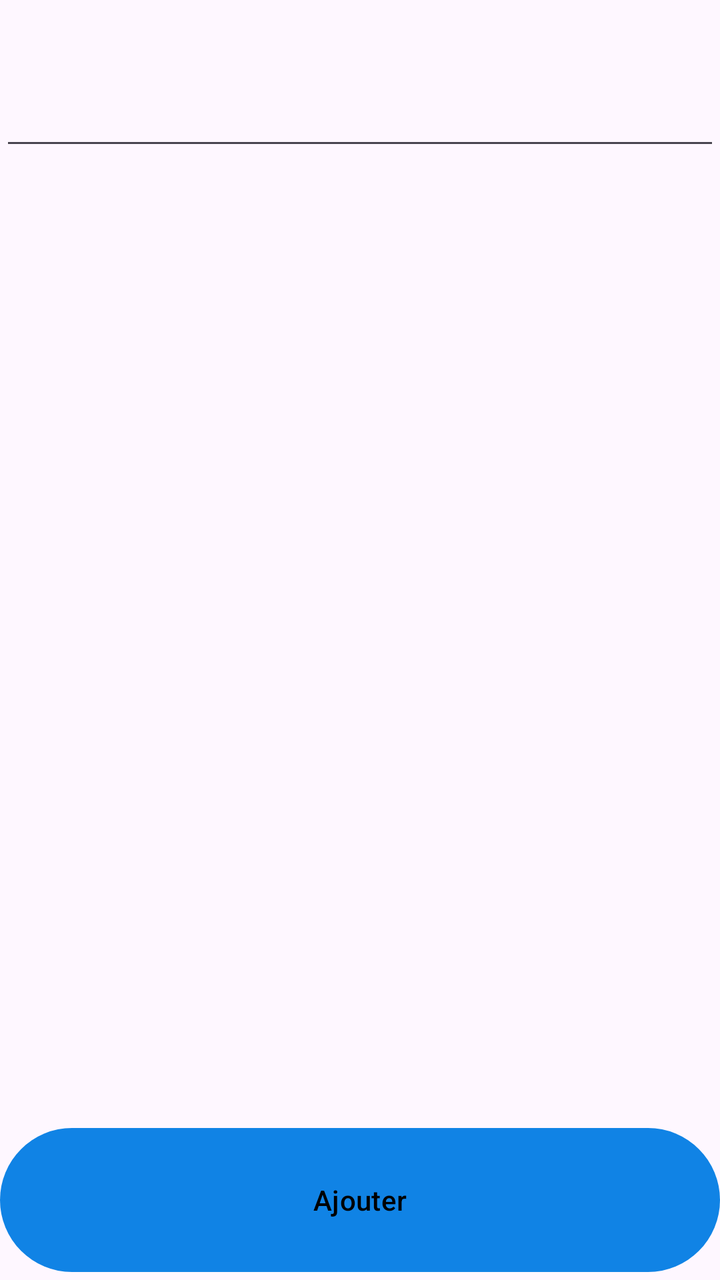
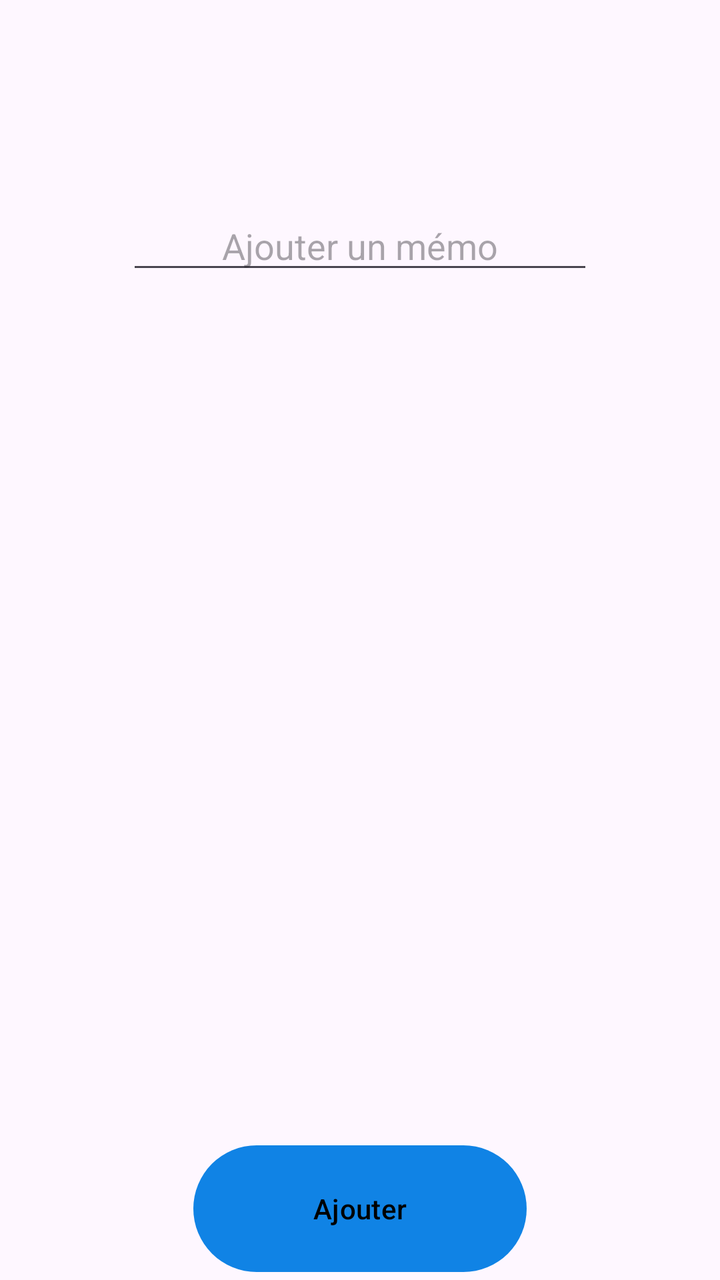

Compare the two renders of this Android layout. The source of the first and the diff that turns it into the second are given below.
<!-- AndroidManifest.xml: application theme Theme.Annexe1 -->
<!-- res/layout/activity_ajouter.xml -->
<?xml version="1.0" encoding="utf-8"?>
<LinearLayout xmlns:android="http://schemas.android.com/apk/res/android"
    xmlns:app="http://schemas.android.com/apk/res-auto"
    xmlns:tools="http://schemas.android.com/tools"
    android:id="@+id/main"
    android:layout_width="match_parent"
    android:layout_height="match_parent"
    tools:context=".AjouterActivity">

    <LinearLayout
        android:layout_width="match_parent"
        android:layout_height="match_parent"
        android:orientation="vertical">

        <EditText
            android:id="@+id/txtAjout"
            android:layout_width="match_parent"
            android:layout_height="0dp"
            android:layout_weight="1"
            android:ems="10"
            android:inputType="text" />

        <Space
            android:layout_width="match_parent"
            android:layout_height="0dp"
            android:layout_weight="6" />

        <Button
            android:id="@+id/btnAjouterMemo"
            android:layout_width="match_parent"
            android:layout_height="0dp"
            android:layout_weight="1"
            android:text="Ajouter" />
    </LinearLayout>
</LinearLayout>
<!-- resources referenced by this layout -->
<resources>
  <style name="Theme.Annexe1" parent="Base.Theme.Annexe1" />
  <style name="Base.Theme.Annexe1" parent="Theme.Material3.DayNight.NoActionBar">
          
          <item name="colorPrimary">@color/blue</item>
          <item name="colorOnPrimary">@color/black</item>
      </style>
  <color name="blue">#1083e5</color>
  <color name="black">#FF000000</color>
</resources>

<!-- the commit's change to res/layout/activity_ajouter.xml (unified diff, before → after) -->
@@ -14,10 +14,13 @@
 
         <EditText
             android:id="@+id/txtAjout"
-            android:layout_width="match_parent"
+            android:layout_width="700px"
             android:layout_height="0dp"
-            android:layout_weight="1"
+            android:layout_gravity="center"
+            android:layout_weight="2"
             android:ems="10"
+            android:gravity="bottom|center"
+            android:hint="Ajouter un mémo"
             android:inputType="text" />
 
         <Space
@@ -27,8 +30,9 @@
 
         <Button
             android:id="@+id/btnAjouterMemo"
-            android:layout_width="match_parent"
+            android:layout_width="500px"
             android:layout_height="0dp"
+            android:layout_gravity="center"
             android:layout_weight="1"
             android:text="Ajouter" />
     </LinearLayout>
